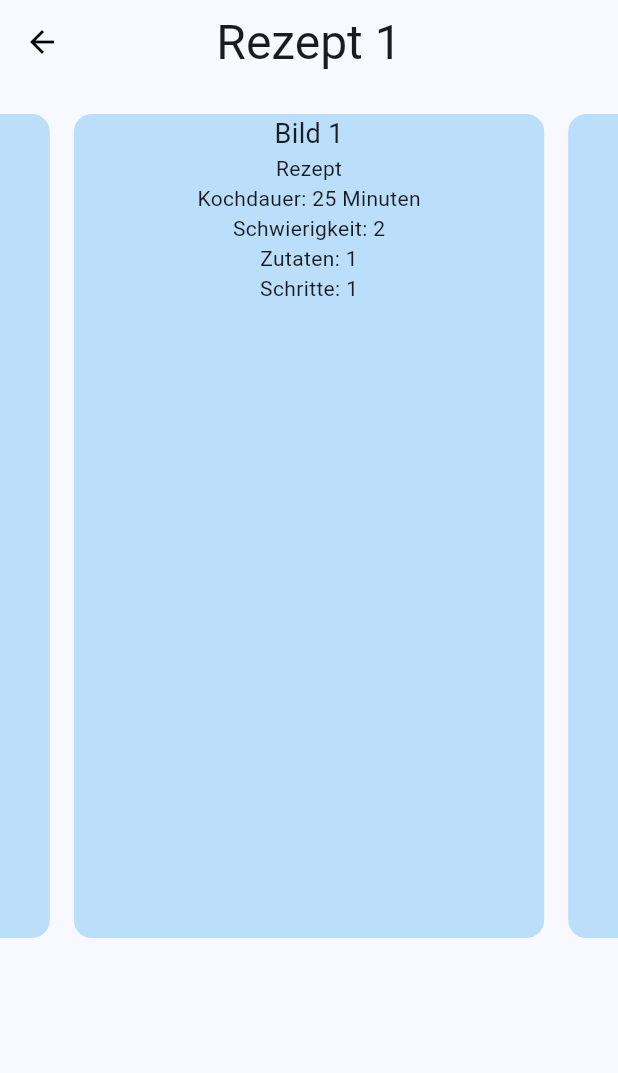
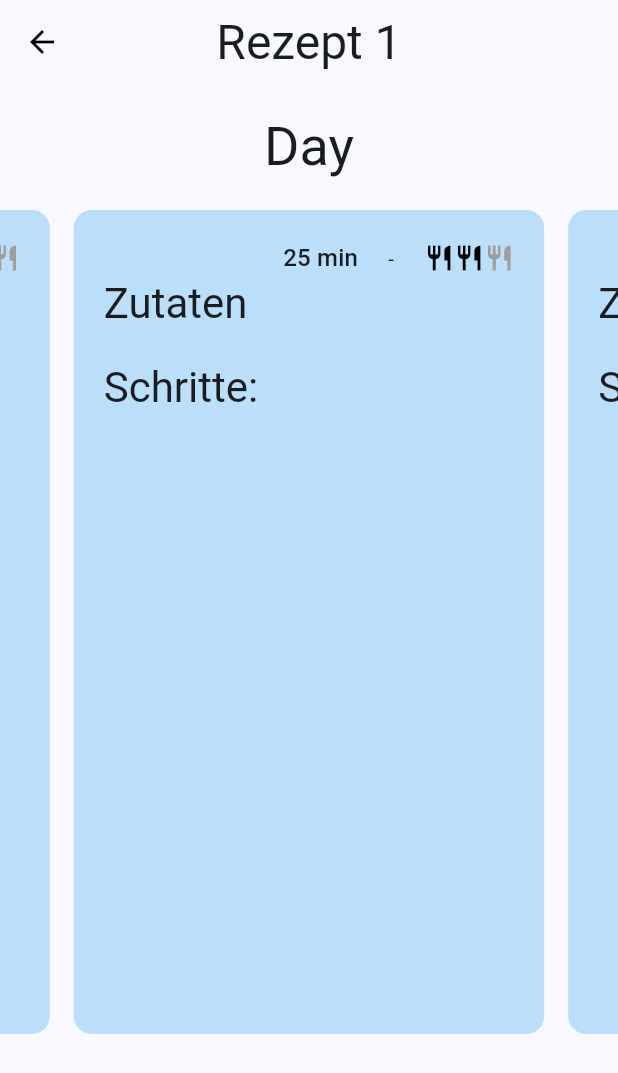
Before and after one commit to MrToWy/MealMaster, a Flutter app: the screen it shows after launch, item 2 of the bottom bar chosen, after a tap on the "assignment" icon, on a phone screen of 412 x 824 dp. Shown: the top 1073 px of the screen. Run offline on Flutter 3.47's test engine with Material 3 defaults, Android fonts, the phone set to English and light mode, and no system bars; our stand-ins replace flex_color_scheme, isar; accounts and stored records are empty; generated files the repository leaves out were written again.

Commit message:
format recipe

```diff
--- a/lib/features/home/presentation/widgets/difficulty_indicator.dart
+++ b/lib/features/home/presentation/widgets/difficulty_indicator.dart
@@ -2,8 +2,10 @@ import 'package:flutter/material.dart';
 
 class DifficultyIndicator extends StatelessWidget {
   final int difficulty;
+  final double size;
 
-  const DifficultyIndicator({super.key, required this.difficulty})
+  const DifficultyIndicator(
+      {super.key, required this.difficulty, this.size = 15})
       : assert(difficulty >= 1 && difficulty <= 3);
 
   @override
@@ -14,7 +16,7 @@ class DifficultyIndicator extends StatelessWidget {
         return Icon(
           Icons.restaurant,
           color: index < difficulty ? Colors.black : Colors.grey,
-          size: 15,
+          size: size,
         );
       }),
     );
--- a/lib/features/recipes/presentation/recipe_screen.dart
+++ b/lib/features/recipes/presentation/recipe_screen.dart
@@ -1,12 +1,8 @@
 import 'package:flutter/material.dart';
 
 import '../../../common/widgets/base_scaffold.dart';
-import '../../../db/ingredient.dart';
-import '../../../db/meal_plan.dart';
-import '../../../db/meal_plan_entry.dart';
 import '../../../db/recipe.dart';
-import '../../../db/recipe_ingredient.dart';
-import '../../../db/recipe_step.dart';
+import '../../home/presentation/widgets/difficulty_indicator.dart';
 
 class RecipeScreen extends StatefulWidget {
   final int id;
@@ -19,32 +15,9 @@ class RecipeScreen extends StatefulWidget {
 
 class _RecipeScreenState extends State<RecipeScreen> {
   Recipe getTestRecipe() {
-    final Ingredient ingredient = Ingredient()
-      ..name = "Milch"
-      ..unit = "ml";
-
-    final RecipeIngredient recipeIngredient = RecipeIngredient()
-      ..count = 3
-      ..ingredients.add(ingredient);
-
-    final RecipeStep recipeStep = RecipeStep()
-      ..description = "Schritt 1 Milch milchig machen"
-      ..orderPosition = 1;
-
-    final MealPlan mealPlan = MealPlan()
-      ..startDate = DateTime.now()
-      ..endDate = DateTime.now().add(Duration(days: 7));
-
-    final MealPlanEntry mealPlanEntry = MealPlanEntry()
-      ..day = DateTime.now()
-      ..mealPlan.add(mealPlan);
-
     final Recipe recipe = Recipe()
       ..cookingDuration = 25
-      ..difficulty = 2
-      ..steps.add(recipeStep)
-      ..mealPlanEntry.add(mealPlanEntry)
-      ..ingredients.add(recipeIngredient);
+      ..difficulty = 2;
 
     return recipe;
   }
@@ -54,6 +27,8 @@ class _RecipeScreenState extends State<RecipeScreen> {
     final Recipe recipe = getTestRecipe();
     final recipeCount = 5;
 
+    final theme = Theme.of(context).textTheme;
+
     return BaseScaffold(
       title: "Rezept ${widget.id}",
       hasBackButton: true,
@@ -61,8 +36,10 @@ class _RecipeScreenState extends State<RecipeScreen> {
         padding: const EdgeInsets.symmetric(vertical: 20.0),
         child: Column(
           children: [
+            Text("Day", style: theme.displaySmall),
+            SizedBox(height: 20),
             SizedBox(
-              height: MediaQuery.of(context).size.height * 2 / 3, // 2/3
+              height: MediaQuery.of(context).size.height * 2 / 3,
               child: PageView.builder(
                 controller: PageController(
                   viewportFraction: 0.8,
@@ -77,18 +54,31 @@ class _RecipeScreenState extends State<RecipeScreen> {
                         color: Theme.of(context).primaryColorLight,
                         borderRadius: BorderRadius.circular(12.0),
                       ),
-                      child: Column(
-                        children: [
-                          Text(
-                            'Bild $index',
-                            style: TextStyle(fontSize: 18),
-                          ),
-                          Text('Rezept'),
-                          Text('Kochdauer: ${recipe.cookingDuration} Minuten'),
-                          Text('Schwierigkeit: ${recipe.difficulty}'),
-                          Text('Zutaten: ${recipe.ingredients.length}'),
-                          Text('Schritte: ${recipe.steps.length}'),
-                        ],
+                      child: Padding(
+                        padding: const EdgeInsets.all(20.0),
+                        child: Column(
+                          crossAxisAlignment: CrossAxisAlignment.start,
+                          children: [
+                            Row(
+                                mainAxisAlignment: MainAxisAlignment.end,
+                                children: [
+                                  Text(
+                                    '${recipe.cookingDuration} min',
+                                    style: theme.titleMedium,
+                                  ),
+                                  SizedBox(width: 20),
+                                  Text('-'),
+                                  SizedBox(width: 20),
+                                  DifficultyIndicator(
+                                    difficulty: recipe.difficulty!,
+                                    size: 20,
+                                  ),
+                                ]),
+                            Text('Zutaten', style: theme.headlineMedium),
+                            SizedBox(height: 20),
+                            Text('Schritte:', style: theme.headlineMedium),
+                          ],
+                        ),
                       ),
                     ),
                   );
```
